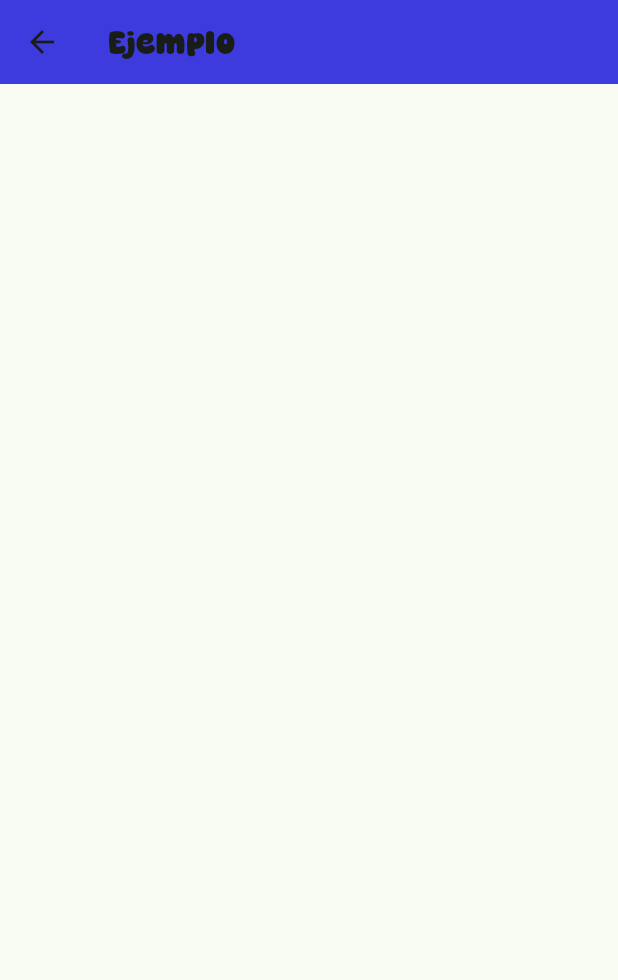
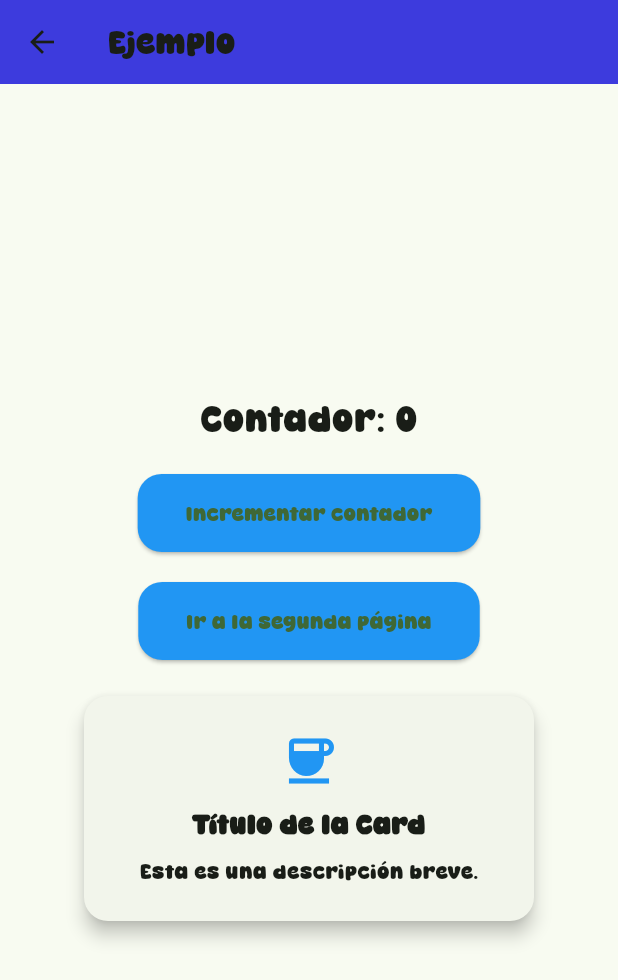
Before and after one commit to PabloEscobarXD/MokkApp, a Flutter app: the Hola screen opened directly, on a phone screen of 412 x 824 dp. Shown: the top 980 px of the screen. Run offline on Flutter 3.47's test engine with Material 3 defaults, Android fonts, the phone set to English and light mode, and no system bars; our stand-ins replace auto_size_text, flutter_svg, logger.

Commit message:
Main Page

```diff
--- a/lib/main.dart
+++ b/lib/main.dart
@@ -1,4 +1,5 @@
 import 'package:aplicacion1_ejemplo/pages/detail.dart';
+import 'package:aplicacion1_ejemplo/pages/home.dart';
 import 'package:aplicacion1_ejemplo/pages/myhomepage.dart';
 import 'package:flutter/material.dart';
 import 'package:logger/logger.dart';
@@ -16,7 +17,7 @@ class MyApp extends StatelessWidget {
     logger.d("Logger is working!");
 
     return MaterialApp(
-      title: 'Clicks App',
+      title: 'Mokkapp',
       theme: ThemeData(
         colorScheme: ColorScheme.fromSeed(
             seedColor: const Color.fromARGB(255, 1, 255, 26)),
@@ -24,7 +25,7 @@ class MyApp extends StatelessWidget {
         useMaterial3: true,
         fontFamily: 'Caramel',
       ),
-      home: const MyHomePage(title: 'Clicks Home Page'),
+      home: const HomePage(title: 'MokkApp'),
       //home: const Detail(),
     );
   }
--- a/lib/pages/hola.dart
+++ b/lib/pages/hola.dart
@@ -3,14 +3,137 @@ import 'package:flutter/material.dart';
 class Hola extends StatefulWidget {
   const Hola({super.key, required this.title});
   final String title;
+
   @override
-  State<Hola> createState()=>_HolaState();
+  State<Hola> createState() => _HolaState();
 }
 
-class _HolaState extends State<Hola>{
+class _HolaState extends State<Hola> {
+  int _contador = 0; // Variable para almacenar el valor del contador
   @override
-  Widget build(BuildContext context)
-  {
-    return Scaffold(appBar: AppBar(title: Text(widget.title), backgroundColor: Color.fromARGB(249, 56, 54, 221)));
+  Widget build(BuildContext context) {
+    return Scaffold(
+      appBar: AppBar(
+        title: Text(widget.title),
+        backgroundColor: Color.fromARGB(249, 56, 54, 221),
+      ),
+      body: Center(
+        child: Column(
+          mainAxisAlignment: MainAxisAlignment.center,
+          children: [
+            // Texto que muestra el valor del contador
+            Text(
+              'Contador: $_contador',
+              style: TextStyle(fontSize: 24),
+            ),
+            SizedBox(height: 20), // Espacio entre el texto y el botón
+            ElevatedButton(
+              style: ElevatedButton.styleFrom(
+                shape: RoundedRectangleBorder(
+                  borderRadius: BorderRadius.circular(16),
+                ),
+                padding: EdgeInsets.symmetric(horizontal: 32, vertical: 16),
+                backgroundColor: Colors.blue,
+              ),
+              onPressed: () {
+                setState(() {
+                  _contador++; // Incrementa el contador
+                });
+              },
+              child: Text('Incrementar contador'),
+            ),
+            SizedBox(height: 20), // Espacio entre los botones
+            ElevatedButton(
+              style: ElevatedButton.styleFrom(
+                shape: RoundedRectangleBorder(
+                  borderRadius: BorderRadius.circular(16),
+                ),
+                padding: EdgeInsets.symmetric(horizontal: 32, vertical: 16),
+                backgroundColor: Colors.blue,
+              ),
+              onPressed: () {
+                Navigator.push(
+                  context,
+                  MaterialPageRoute(
+                    builder: (context) => SegundaPagina(), // Navega a SegundaPagina
+                  ),
+                );
+              },
+              child: Text('Ir a la segunda página'),
+            ),
+            SizedBox(height: 20), // Espacio entre los botones
+            // Card funcionando como un botón
+            InkWell(
+              onTap: () {
+                // Navegar a otra página
+                showDialog(
+                context: context,
+                builder: (BuildContext context) {
+                  return AlertDialog(
+                    title: Text('Título del diálogo'),
+                    content: Text('Este es el contenido del diálogo.'),
+                    actions: <Widget>[
+                      TextButton(
+                        onPressed: () {
+                          Navigator.of(context).pop(); // Cierra el diálogo
+                        },
+                        child: Text('Aceptar'),
+                      ),
+                    ],
+                  );
+                },
+              );
+              },
+              child: Card(
+                shape: RoundedRectangleBorder(
+                  borderRadius: BorderRadius.circular(16), // Bordes redondeados
+                ),
+                elevation: 5,
+                child: Container(
+                  padding: EdgeInsets.all(20), // Espacio interno
+                  width: 300, // Ancho de la Card
+                  height: 150, // Alto de la Card
+                  child: Column(
+                    mainAxisAlignment: MainAxisAlignment.center,
+                    children: [
+                      // Imagen dentro de la Card
+                      Icon(
+                        Icons.coffee,
+                        size: 40,
+                        color: Colors.blue,
+                      ),
+                      SizedBox(height: 10),
+                      Text(
+                        'Título de la Card',
+                        style: TextStyle(fontSize: 18, fontWeight: FontWeight.bold),
+                      ),
+                      SizedBox(height: 8),
+                      Text(
+                        'Esta es una descripción breve.',
+                        style: TextStyle(fontSize: 14),
+                      ),
+                    ],
+                  ),
+                ),
+              ),
+            ),
+          ],
+        ),
+      ),
+    );
   }
 }
+
+class SegundaPagina extends StatelessWidget {
+  @override
+  Widget build(BuildContext context) {
+    return Scaffold(
+      appBar: AppBar(
+        title: Text('Segunda Página'),
+      ),
+      body: Center(
+        child: Text('¡Bienvenido a la Segunda Página!'),
+      ),
+    );
+  }
+}
--- a/lib/pages/myhomepage.dart
+++ b/lib/pages/myhomepage.dart
@@ -30,6 +30,7 @@ class _MyHomePageState extends State<MyHomePage> {
       _counter--;
     });
   }
+
 
   void _restartCounter() {
     setState(() {
```
Also changed, not shown: lib/models/ProductoRelacionado.dart (added, +13 -0 lines), lib/models/Receta.dart (added, +29 -0 lines), lib/models/Resena.dart (added, +18 -0 lines), lib/models/Usuario.dart (added, +46 -0 lines), lib/pages/home.dart (added, +141 -0 lines), README.txt (added), pubspec.lock, 5 other files.
